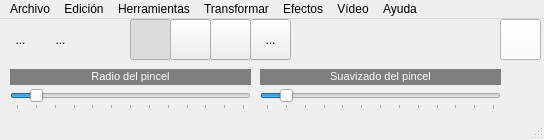
The window that QFotoPaint5/mainwindow.ui (AntonioMrtz/PhotoshopIG) describes before a commit, drawn with Qt 5.
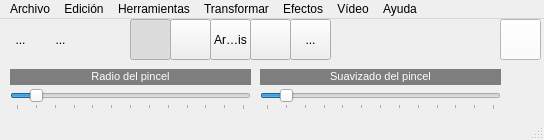
The same window after the commit. Icons and pictures are not drawn.

Diff of the .ui file:
```diff
--- a/QFotoPaint5/mainwindow.ui
+++ b/QFotoPaint5/mainwindow.ui
@@ -274,7 +274,7 @@
    <widget class="QToolButton" name="toolButton_6">
     <property name="geometry">
      <rect>
-      <x>210</x>
+      <x>250</x>
       <y>0</y>
       <width>41</width>
       <height>41</height>
@@ -319,7 +319,7 @@
    <widget class="QToolButton" name="toolButton_7">
     <property name="geometry">
      <rect>
-      <x>250</x>
+      <x>290</x>
       <y>0</y>
       <width>41</width>
       <height>41</height>
@@ -339,6 +339,19 @@
      <bool>true</bool>
     </property>
    </widget>
+   <widget class="QToolButton" name="toolButton_8">
+    <property name="geometry">
+     <rect>
+      <x>210</x>
+      <y>0</y>
+      <width>41</width>
+      <height>41</height>
+     </rect>
+    </property>
+    <property name="text">
+     <string>Arcoiris</string>
+    </property>
+   </widget>
   </widget>
   <widget class="QMenuBar" name="menuBar">
    <property name="geometry">
```
Left out of the diff: 48 changed lines with no effect on the pictures.
